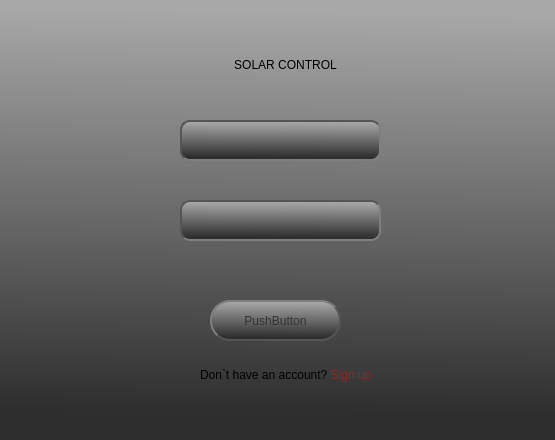
Qt form UI/SolarControl_Log_page/Log_in.ui (Kirill020/Solar-Control) before a commit.
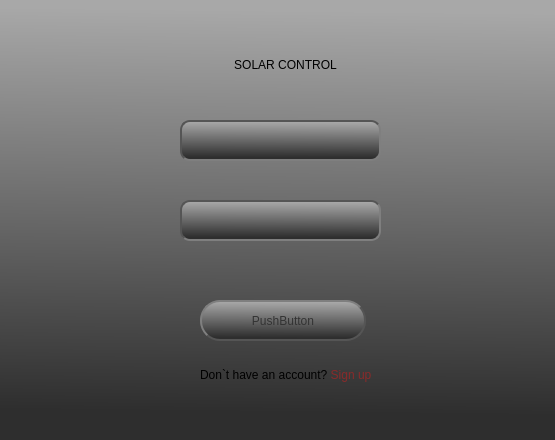
The same form after that commit. Icons and pictures are not drawn.

Diff of the .ui file:
```diff
--- a/UI/SolarControl_Log_page/Log_in.ui
+++ b/UI/SolarControl_Log_page/Log_in.ui
@@ -135,15 +135,15 @@
   <widget class="QPushButton" name="pushButton">
    <property name="geometry">
     <rect>
-     <x>210</x>
+     <x>200</x>
      <y>300</y>
-     <width>131</width>
+     <width>166</width>
      <height>41</height>
     </rect>
    </property>
    <property name="minimumSize">
     <size>
-     <width>131</width>
+     <width>166</width>
      <height>41</height>
     </size>
    </property>
```
